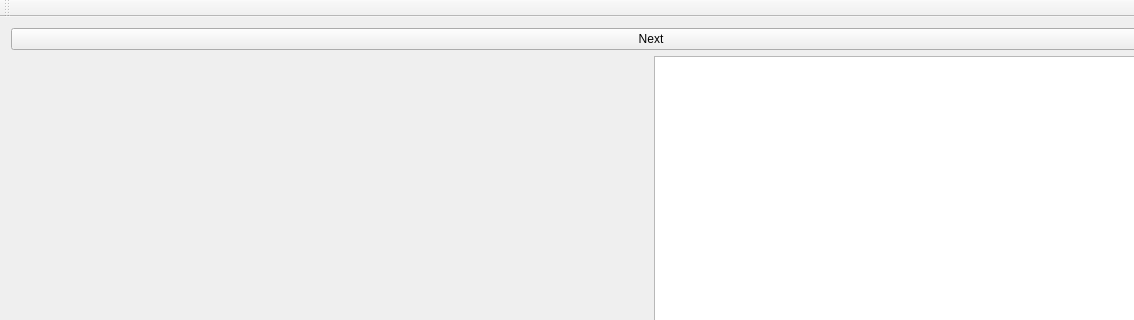
Above: Rhea/mainwindow.ui from leuat/OK64 before the change; both pictures show x 0 to 1134 and y 0 to 320 of the 1302 by 637 pixel window. Below: the same form after it.
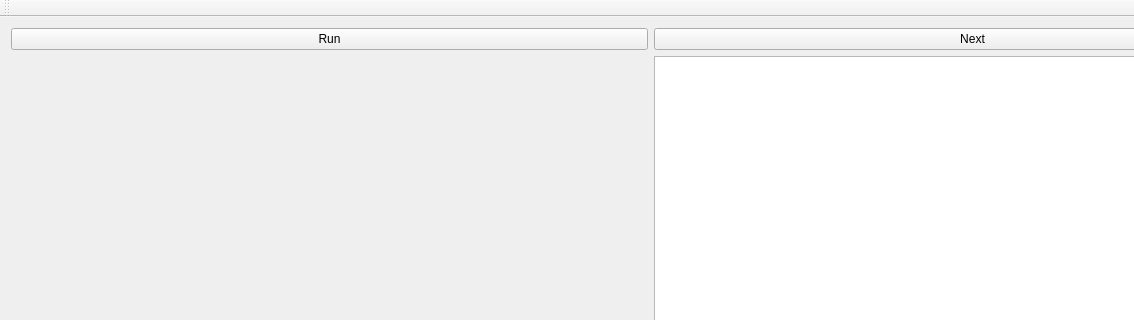
That is the form after the change.

```diff
--- a/Rhea/mainwindow.ui
+++ b/Rhea/mainwindow.ui
@@ -48,6 +48,13 @@
     </item>
     <item row="0" column="0">
      <layout class="QHBoxLayout" name="horizontalLayout_2">
+      <item>
+       <widget class="QPushButton" name="btnRun">
+        <property name="text">
+         <string>Run</string>
+        </property>
+       </widget>
+      </item>
       <item>
        <widget class="QPushButton" name="btnNext">
         <property name="text">
```
